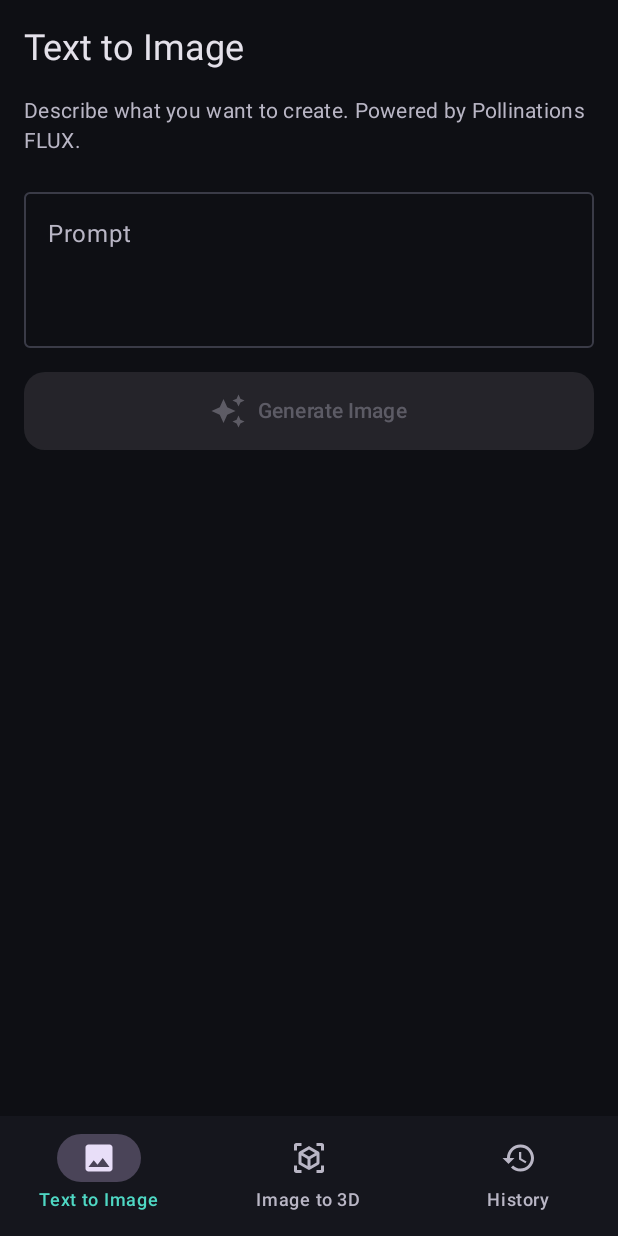
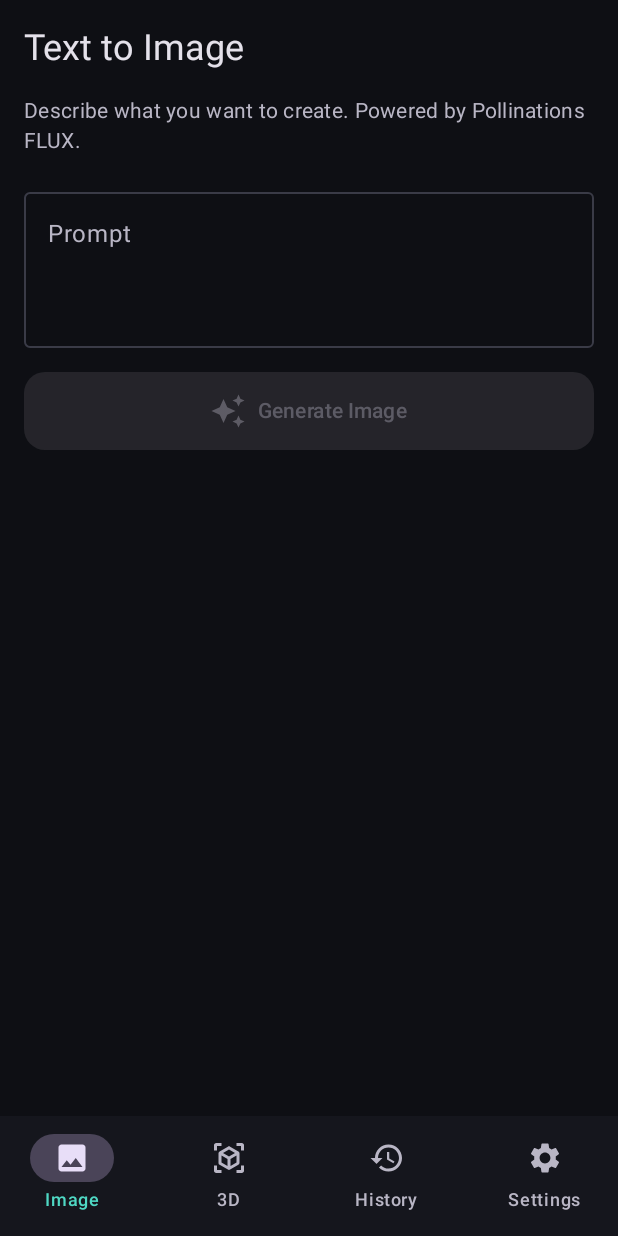
Before and after one commit to thanoxxinfnity/New-baba, an Android app built with Jetpack Compose: the screen it shows after launch (MainActivity), on a phone screen of 412 x 824 dp. Run offline under Robolectric (Android 15) with nearby library versions, the phone set to English and light mode, and no system bars; our stand-ins replace Room's generated code; pictures from the network do not load.

Commit message:
Add in-app Settings tab for the NVIDIA TRELLIS API key
The key is entered in a new Settings screen and stored on-device in
SharedPreferences; the build-time BuildConfig.TRELLIS_API_KEY remains as a
fallback when no key is saved. Error messages now point users to Settings.

Co-Authored-By: Claude Fable 5 <noreply@anthropic.com>
Claude-Session: https://claude.ai/code/session_01AUE4VubpdbB2d5nfKDBWYE

```diff
--- a/app/src/main/java/com/trellis/studio/App.kt
+++ b/app/src/main/java/com/trellis/studio/App.kt
@@ -4,6 +4,7 @@ import android.app.Application
 import android.content.Context
 import androidx.room.Room
 import com.trellis.studio.data.ImageRepository
+import com.trellis.studio.data.SettingsRepository
 import com.trellis.studio.data.TrellisRepository
 import com.trellis.studio.data.api.PollinationsApi
 import com.trellis.studio.data.api.TrellisApi
@@ -56,11 +57,15 @@ class AppContainer(context: Context) {
         .build()
         .create(TrellisApi::class.java)
 
+    val settingsRepository = SettingsRepository(context.applicationContext)
+
     val imageRepository = ImageRepository(context.applicationContext, pollinationsApi)
 
     val trellisRepository = TrellisRepository(
         context.applicationContext,
         trellisApi,
-        apiKey = BuildConfig.TRELLIS_API_KEY
+        apiKeyProvider = {
+            settingsRepository.apiKey.value.ifBlank { BuildConfig.TRELLIS_API_KEY }
+        }
     )
 }
--- a/app/src/main/java/com/trellis/studio/MainActivity.kt
+++ b/app/src/main/java/com/trellis/studio/MainActivity.kt
@@ -8,6 +8,7 @@ import androidx.compose.foundation.layout.padding
 import androidx.compose.material.icons.Icons
 import androidx.compose.material.icons.filled.History
 import androidx.compose.material.icons.filled.Image
+import androidx.compose.material.icons.filled.Settings
 import androidx.compose.material.icons.filled.ViewInAr
 import androidx.compose.material3.Icon
 import androidx.compose.material3.MaterialTheme
@@ -28,6 +29,7 @@ import androidx.navigation.compose.rememberNavController
 import androidx.navigation.navArgument
 import com.trellis.studio.ui.screens.HistoryScreen
 import com.trellis.studio.ui.screens.ImageTo3dScreen
+import com.trellis.studio.ui.screens.SettingsScreen
 import com.trellis.studio.ui.screens.TextToImageScreen
 import com.trellis.studio.ui.screens.ViewerScreen
 import com.trellis.studio.ui.theme.TrellisTheme
@@ -35,9 +37,10 @@ import com.trellis.studio.ui.theme.TrellisTheme
 private data class Tab(val route: String, val label: String, val icon: ImageVector)
 
 private val tabs = listOf(
-    Tab("text_to_image", "Text to Image", Icons.Default.Image),
-    Tab("image_to_3d", "Image to 3D", Icons.Default.ViewInAr),
-    Tab("history", "History", Icons.Default.History)
+    Tab("text_to_image", "Image", Icons.Default.Image),
+    Tab("image_to_3d", "3D", Icons.Default.ViewInAr),
+    Tab("history", "History", Icons.Default.History),
+    Tab("settings", "Settings", Icons.Default.Settings)
 )
 
 class MainActivity : ComponentActivity() {
@@ -100,6 +103,9 @@ private fun MainScreen() {
                     onNavigateTo3d = { navigateToTab("image_to_3d") }
                 )
             }
+            composable("settings") {
+                SettingsScreen()
+            }
             composable(
                 "viewer/{id}",
                 arguments = listOf(navArgument("id") { type = NavType.LongType })
--- /dev/null
+++ b/app/src/main/java/com/trellis/studio/data/SettingsRepository.kt
@@ -0,0 +1,25 @@
+package com.trellis.studio.data
+
+import android.content.Context
+import androidx.core.content.edit
+import kotlinx.coroutines.flow.MutableStateFlow
+import kotlinx.coroutines.flow.StateFlow
+
+/** Stores user settings (the NVIDIA API key) locally on the device. */
+class SettingsRepository(context: Context) {
+
+    private val prefs = context.getSharedPreferences("settings", Context.MODE_PRIVATE)
+
+    private val _apiKey = MutableStateFlow(prefs.getString(KEY_TRELLIS_API_KEY, "").orEmpty())
+    val apiKey: StateFlow<String> = _apiKey
+
+    fun setApiKey(key: String) {
+        val trimmed = key.trim()
+        prefs.edit { putString(KEY_TRELLIS_API_KEY, trimmed) }
+        _apiKey.value = trimmed
+    }
+
+    private companion object {
+        const val KEY_TRELLIS_API_KEY = "trellis_api_key"
+    }
+}
--- a/app/src/main/java/com/trellis/studio/data/TrellisRepository.kt
+++ b/app/src/main/java/com/trellis/studio/data/TrellisRepository.kt
@@ -16,7 +16,8 @@ import java.util.zip.ZipInputStream
 class TrellisRepository(
     private val context: Context,
     private val api: TrellisApi,
-    private val apiKey: String
+    /** Resolves the current API key — Settings first, BuildConfig fallback. */
+    private val apiKeyProvider: () -> String
 ) {
 
     private val modelsDir: File
@@ -30,10 +31,10 @@ class TrellisRepository(
         imageFile: File,
         onStatus: (String) -> Unit = {}
     ): File = withContext(Dispatchers.IO) {
+        val apiKey = apiKeyProvider()
         if (apiKey.isBlank()) {
             throw AppException.Api(
-                "NVIDIA API key is missing. Rebuild the app with the TRELLIS_API_KEY " +
-                    "gradle property set (see README)."
+                "NVIDIA API key is missing. Add your key in the Settings tab."
             )
         }
 
@@ -74,7 +75,7 @@ class TrellisRepository(
             val detail = response.errorBody()?.string()?.take(300).orEmpty()
             throw AppException.Api(
                 when (response.code()) {
-                    401, 403 -> "The NVIDIA API key was rejected. Check TRELLIS_API_KEY and rebuild."
+                    401, 403 -> "The NVIDIA API key was rejected. Check the key in Settings."
                     429 -> "NVIDIA API rate limit reached. Wait a moment and retry."
                     else -> "3D generation failed (HTTP ${response.code()}). $detail"
                 }
```
Also changed, not shown: app/src/main/java/com/trellis/studio/ui/screens/SettingsScreen.kt (added, +156 -0 lines), 1 other file.
